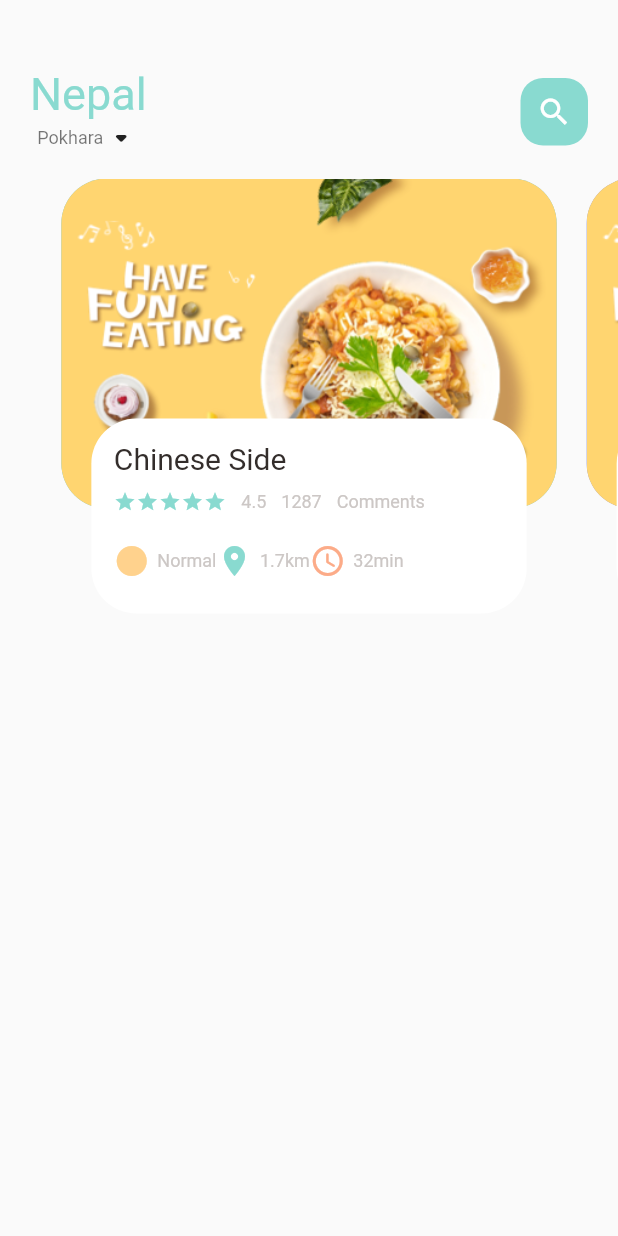
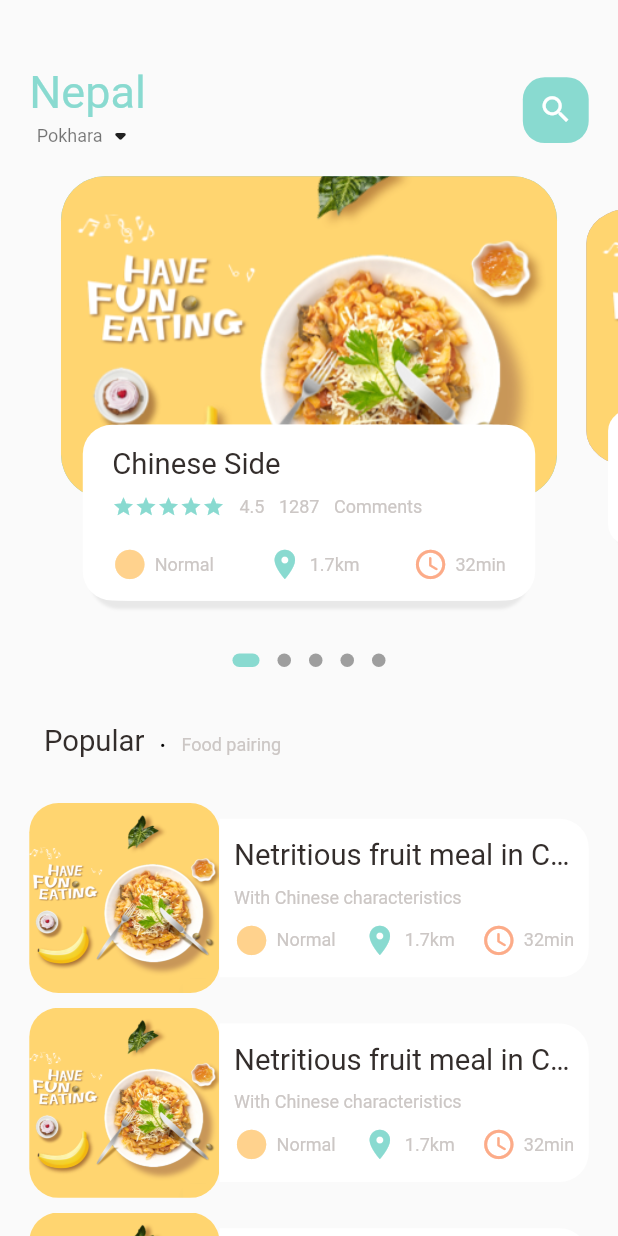
Before and after one commit to Amrit321/food_delivery_app, a Flutter app: the screen it shows after launch, on a phone screen of 412 x 824 dp. Run offline on Flutter 3.47's test engine with Material 2 defaults, Android fonts, the phone set to English and light mode, and no system bars; drawn by our look-alikes of dots_indicator; our stand-ins replace get.

Commit message:
completed food page body

```diff
--- a/lib/home/food_page_body.dart
+++ /dev/null
@@ -1,120 +0,0 @@
-
-import 'package:flutter/material.dart';
-import 'package:food_delivery/utils/colors.dart';
-import 'package:food_delivery/widgets/big_text.dart';
-import 'package:food_delivery/widgets/icon_and_text_widget.dart';
-import 'package:food_delivery/widgets/small_text.dart';
-
-class FoodPageBody extends StatefulWidget {
-  const FoodPageBody({ Key? key }) : super(key: key);
-
-  @override
-  State<FoodPageBody> createState() => _FoodPageBodyState();
-}
-
-class _FoodPageBodyState extends State<FoodPageBody> {
-  PageController pageController = PageController(viewportFraction: 0.85);
-  var _currentPageValue=0.0;
-
-  @override
-  void initState(){
-    super.initState();
-    pageController.addListener(() {
-     setState(() {
-        _currentPageValue = pageController.page!;
-     });
-    });
-  }
-
-
-
-  @override
-  Widget build(BuildContext context) {
-    return Container(
-
-      height: 320,
-       child: PageView.builder(
-         controller: pageController,
-         itemCount: 5,
-         itemBuilder: (context, position){
-        return _buildPageItem(position);
-       }),
-
-    );
-  }
-  Widget _buildPageItem(int index){
-    return Stack(
-      children: [
-        Container(
-      height: 220,
-      margin: EdgeInsets.only(left: 10, right: 10),
-      decoration: BoxDecoration(
-        borderRadius: BorderRadius.circular(30),
-        color: index.isEven?Color(0xFF69c5df):Color(0xFF9294cc),
-        image: DecorationImage(
-          fit: BoxFit.cover,
-          image: AssetImage(
-          "assets/image/food0.png"
-
-        ),
-        ),
-      ),
-
-    ),
-     Align(
-       alignment: Alignment.bottomCenter,
-       child: Container(
-        height: 130,
-        margin: EdgeInsets.only(left: 30, right: 30, bottom: 30),
-        decoration: BoxDecoration(
-          borderRadius: BorderRadius.circular(30),
-          color: Colors.white,
-
-        ),
-        child: Container(
-          padding: EdgeInsets.only(top: 15, left: 15, right: 15),
-          child: Column(
-          crossAxisAlignment: CrossAxisAlignment.start,
-            children: [
-              BigText(text: "Chinese Side"),
-              SizedBox(height: 10,),
-              Row(
-                children: [
-                  Wrap(
-                    children: List.generate(5, (index) => Icon(Icons.star, color:AppColors.mainColor, size: 15,)),
-                  ),
-                  SizedBox(width: 10,),
-                  SmallText(text: "4.5"),
-                  SizedBox(width: 10,),
-                  SmallText(text: "1287"),
-                  SizedBox(width: 10,),
-                  SmallText(text: "Comments")
-
-                ],
-              ),
-              SizedBox(height: 20,),
-              Row(
-                children: [
-                  IconAndTextWidget(icon: Icons.circle_sharp,
-                  text: "Normal",
-                  iconColor: AppColors.iconColor1),
-
-                   IconAndTextWidget(icon: Icons.location_on,
-                  text: "1.7km",
-                  iconColor: AppColors.mainColor),
-
-                   IconAndTextWidget(icon: Icons.access_time_rounded,
-                  text: "32min",
-                  iconColor: AppColors.iconColor2),
-                ],
-              ),
-            ],
-          ),
-        ),
-
-         ),
-     ),
-      ],
-    );
-  }
-}
--- a/lib/main.dart
+++ b/lib/main.dart
@@ -1,5 +1,8 @@
 import 'package:flutter/material.dart';
-import 'package:food_delivery/home/main_food_page.dart';
+
+import 'package:get/get.dart';
+
+import 'pages/home/main_food_page.dart';
 
 void main() {
   runApp(const MyApp());
@@ -11,7 +14,7 @@ class MyApp extends StatelessWidget {
   // This widget is the root of your application.
   @override
   Widget build(BuildContext context) {
-    return MaterialApp(
+    return GetMaterialApp(
       title: 'Flutter Demo',
       debugShowCheckedModeBanner: false,
       theme: ThemeData(
--- /dev/null
+++ b/lib/pages/home/food_page_body.dart
@@ -0,0 +1,306 @@
+import 'package:dots_indicator/dots_indicator.dart';
+import 'package:flutter/material.dart';
+import 'package:food_delivery/utils/colors.dart';
+import 'package:food_delivery/utils/dimensions.dart';
+import 'package:food_delivery/widgets/big_text.dart';
+import 'package:food_delivery/widgets/icon_and_text_widget.dart';
+import 'package:food_delivery/widgets/small_text.dart';
+
+class FoodPageBody extends StatefulWidget {
+  const FoodPageBody({Key? key}) : super(key: key);
+
+  @override
+  State<FoodPageBody> createState() => _FoodPageBodyState();
+}
+
+class _FoodPageBodyState extends State<FoodPageBody> {
+  PageController pageController = PageController(viewportFraction: 0.85);
+  var _currPageValue = 0.0;
+  double _scaleFactor = 0.8;
+  double _height = Dimensions.pageViewContainer;
+
+  @override
+  void initState() {
+    super.initState();
+    pageController.addListener(() {
+      setState(() {
+        _currPageValue = pageController.page!;
+      });
+    });
+  }
+
+  @override
+  void dispose() {
+    pageController.dispose();
+  }
+
+  @override
+  Widget build(BuildContext context) {
+    return Column(
+      children: [
+        // slider section
+        Container(
+          height: Dimensions.pageView,
+          child: PageView.builder(
+              controller: pageController,
+              itemCount: 5,
+              itemBuilder: (context, position) {
+                return _buildPageItem(position);
+              }),
+        ),
+        // dots
+        new DotsIndicator(
+          dotsCount: 5,
+          position: _currPageValue,
+          decorator: DotsDecorator(
+            activeColor: AppColors.mainColor,
+            size: const Size.square(9.0),
+            activeSize: const Size(18.0, 9.0),
+            activeShape: RoundedRectangleBorder(
+                borderRadius: BorderRadius.circular(5.0)),
+          ),
+        ),
+        // popular text
+        SizedBox(
+          height: Dimensions.height30,
+        ),
+        Container(
+          margin: EdgeInsets.only(left: Dimensions.width30),
+          child: Row(
+            crossAxisAlignment: CrossAxisAlignment.end,
+            children: [
+              BigText(text: "Popular"),
+              SizedBox(
+                width: Dimensions.width10,
+              ),
+              Container(
+                margin: const EdgeInsets.only(bottom: 3),
+                child: BigText(
+                  text: ".",
+                  color: Colors.black,
+                ),
+              ),
+              SizedBox(
+                width: Dimensions.width10,
+              ),
+              Container(
+                margin: EdgeInsets.only(bottom: 2),
+                child: SmallText(text: "Food pairing"),
+              ),
+            ],
+          ),
+        ),
+        SizedBox(height: Dimensions.height30,),
+        // list of food and images
+        ListView.builder(
+            physics: NeverScrollableScrollPhysics(),
+            shrinkWrap: true,
+            itemCount: 10,
+            itemBuilder: (context, index) {
+              return Container(
+                margin: EdgeInsets.only(
+                    left: Dimensions.width20,
+                    right: Dimensions.width20,
+                    bottom: Dimensions.height10),
+                child: Row(
+                  children: [
+                    //image section
+                    Container(
+                      width: Dimensions.listViewImgSize,
+                      height: Dimensions.listViewImgSize,
+                      decoration: BoxDecoration(
+                          borderRadius:
+                              BorderRadius.circular(Dimensions.radius20),
+                          color: Colors.white38,
+                          image: DecorationImage(
+                              fit: BoxFit.cover,
+                              image: AssetImage("assets/image/food0.png"))),
+                    ),
+                    //text container
+                    Expanded(
+                      child: Container(
+                        height: Dimensions.listViewTextConstSize,
+                        decoration: BoxDecoration(
+                          borderRadius: BorderRadius.only(
+                              topRight: Radius.circular(Dimensions.radius20),
+                              bottomRight:
+                                  Radius.circular(Dimensions.radius20)),
+                          color: Colors.white,
+                        ),
+                        child: Padding(
+                          padding: EdgeInsets.only(
+                              left: Dimensions.width10,
+                              right: Dimensions.width10),
+                          child: Column(
+                            crossAxisAlignment: CrossAxisAlignment.start,
+                            mainAxisAlignment: MainAxisAlignment.center,
+                            children: [
+                              BigText(text: "Netritious fruit meal in China"),
+                              SizedBox(
+                                height: Dimensions.height10,
+                              ),
+                              SmallText(text: "With Chinese characteristics"),
+                              SizedBox(
+                                height: Dimensions.height10,
+                              ),
+                              Row(
+                                mainAxisAlignment:
+                                    MainAxisAlignment.spaceBetween,
+                                children: [
+                                  IconAndTextWidget(
+                                      icon: Icons.circle_sharp,
+                                      text: "Normal",
+                                      iconColor: AppColors.iconColor1),
+                                  IconAndTextWidget(
+                                      icon: Icons.location_on,
+                                      text: "1.7km",
+                                      iconColor: AppColors.mainColor),
+                                  IconAndTextWidget(
+                                      icon: Icons.access_time_rounded,
+                                      text: "32min",
+                                      iconColor: AppColors.iconColor2),
+                                ],
+                              ),
+                            ],
+                          ),
+                        ),
+                      ),
+                    ),
+                  ],
+                ),
+              );
+            }),
+      ],
+    );
+  }
+
+  Widget _buildPageItem(int index) {
+    Matrix4 matrix = new Matrix4.identity();
+    if (index == _currPageValue.floor()) {
+      var currScale = 1 - (_currPageValue - index) * (1 - _scaleFactor);
+      var currTrans = _height * (1 - currScale) / 2;
+      matrix = Matrix4.diagonal3Values(1, currScale, 1)
+        ..setTranslationRaw(0, currTrans, 0);
+    } else if (index == _currPageValue.floor() + 1) {
+      var currScale =
+          _scaleFactor + (_currPageValue - index + 1) * (1 - _scaleFactor);
+      var currTrans = _height * (1 - currScale) / 2;
+      matrix = Matrix4.diagonal3Values(1, currScale, 1);
+      matrix = Matrix4.diagonal3Values(1, currScale, 1)
+        ..setTranslationRaw(0, currTrans, 0);
+    } else if (index == _currPageValue.floor() - 1) {
+      var currScale = 1 - (_currPageValue - index) * (1 - _scaleFactor);
+      var currTrans = _height * (1 - currScale) / 2;
+      matrix = Matrix4.diagonal3Values(1, currScale, 1);
+      matrix = Matrix4.diagonal3Values(1, currScale, 1)
+        ..setTranslationRaw(0, currTrans, 0);
+    } else {
+      var currScale = 0.8;
+      matrix = Matrix4.diagonal3Values(1, currScale, 1)
+        ..setTranslationRaw(0, _height * (1 - _scaleFactor) / 2, 1);
+    }
+
+    return Transform(
+      transform: matrix,
+      child: Stack(
+        children: [
+          Container(
+            height: Dimensions.pageViewContainer,
+            margin: EdgeInsets.only(
+                left: Dimensions.width10, right: Dimensions.width10),
+            decoration: BoxDecoration(
+              borderRadius: BorderRadius.circular(Dimensions.radius30),
+              color: index.isEven ? Color(0xFF69c5df) : Color(0xFF9294cc),
+              image: DecorationImage(
+                fit: BoxFit.cover,
+                image: AssetImage("assets/image/food0.png"),
+              ),
+            ),
+          ),
+          Align(
+            alignment: Alignment.bottomCenter,
+            child: Container(
+              height: Dimensions.pageViewTextContainer,
+              margin: EdgeInsets.only(
+                  left: Dimensions.width30,
+                  right: Dimensions.width30,
+                  bottom: Dimensions.height30),
+              decoration: BoxDecoration(
+                borderRadius: BorderRadius.circular(Dimensions.radius20),
+                color: Colors.white,
+                boxShadow: [
+                  BoxShadow(
+                      color: Color(0xFFe8e8e8),
+                      blurRadius: 1.0,
+                      offset: Offset(0, 5)),
+                  BoxShadow(color: Colors.white, offset: Offset(-5, 0)),
+                  BoxShadow(color: Colors.white, offset: Offset(5, 0)),
+                ],
+              ),
+              child: Container(
+                padding: EdgeInsets.only(
+                    top: Dimensions.height15,
+                    left: Dimensions.height15,
+                    right: Dimensions.height15),
+                child: Column(
+                  crossAxisAlignment: CrossAxisAlignment.start,
+                  children: [
+                    BigText(text: "Chinese Side"),
+                    SizedBox(
+                      height: Dimensions.height10,
+                    ),
+                    Row(
+                      children: [
+                        Wrap(
+                          children: List.generate(
+                              5,
+                              (index) => Icon(
+                                    Icons.star,
+                                    color: AppColors.mainColor,
+                                    size: 15,
+                                  )),
+                        ),
+                        SizedBox(
+                          width: Dimensions.width10,
+                        ),
+                        SmallText(text: "4.5"),
+                        SizedBox(
+                          width: Dimensions.width10,
+                        ),
+                        SmallText(text: "1287"),
+                        SizedBox(
+                          width: Dimensions.width10,
+                        ),
+                        SmallText(text: "Comments")
+                      ],
+                    ),
+                    SizedBox(
+                      height: Dimensions.height20,
+                    ),
+                    Row(
+                      mainAxisAlignment: MainAxisAlignment.spaceBetween,
+                      children: [
+                        IconAndTextWidget(
+                            icon: Icons.circle_sharp,
+                            text: "Normal",
+                            iconColor: AppColors.iconColor1),
+                        IconAndTextWidget(
+                            icon: Icons.location_on,
+                            text: "1.7km",
+                            iconColor: AppColors.mainColor),
+                        IconAndTextWidget(
+                            icon: Icons.access_time_rounded,
+                            text: "32min",
+                            iconColor: AppColors.iconColor2),
+                      ],
+                    ),
+                  ],
+                ),
+              ),
+            ),
+          ),
+        ],
+      ),
+    );
+  }
+}
--- a/lib/home/main_food_page.dart
+++ b/lib/pages/home/main_food_page.dart
@@ -1,9 +1,14 @@
 import 'package:flutter/material.dart';
-import 'package:food_delivery/home/food_page_body.dart';
+import 'package:food_delivery/pages/home/food_page_body.dart';
+
+import 'package:food_delivery/utils/colors.dart';
+import 'package:food_delivery/utils/dimensions.dart';
 import 'package:food_delivery/widgets/big_text.dart';
 import 'package:food_delivery/widgets/small_text.dart';
 
-import '../utils/colors.dart';
+
+
+
 
 class MainFoodPage extends StatefulWidget {
   const MainFoodPage({ Key? key }) : super(key: key);
@@ -18,9 +23,10 @@ class _MainFoodPageState extends State<MainFoodPage> {
     return Scaffold(
       body: Column(
         children: [
+          //showing the header
           Container(
-            margin: EdgeInsets.only(top: 45, bottom: 15),
-            padding: EdgeInsets.only(left: 20, right: 20 ),
+            margin: EdgeInsets.only(top: Dimensions.height45, bottom: Dimensions.height15),
+            padding: EdgeInsets.only(left: Dimensions.width20, right: Dimensions.width20 ),
          child: Row(
            mainAxisAlignment: MainAxisAlignment.spaceBetween,
            children: [
@@ -37,11 +43,11 @@ class _MainFoodPageState extends State<MainFoodPage> {
              ),
              Center(
                child: Container(
-                 width: 45,
-                 height: 45,
-                 child: Icon(Icons.search, color: Colors.white,),
+                 width: Dimensions.height45,
+                 height: Dimensions.height45,
+                 child: Icon(Icons.search, color: Colors.white, size: Dimensions.iconSize24),
                  decoration: BoxDecoration(
-                   borderRadius: BorderRadius.circular(15),
+                   borderRadius: BorderRadius.circular(Dimensions.radius15),
                    color: AppColors.mainColor,//colors are predefined inside class need to call the class
                  ),
                ),
@@ -49,7 +55,10 @@ class _MainFoodPageState extends State<MainFoodPage> {
            ],
          ),
       ),
-      FoodPageBody(),
+      //showing the body
+      Expanded(child: SingleChildScrollView(
+        child:   FoodPageBody(),
+      ))
 
         ],
       ),
--- /dev/null
+++ b/lib/utils/dimensions.dart
@@ -0,0 +1,41 @@
+import 'package:get/get.dart';
+class Dimensions{
+static double screenHeight = Get.context!.height;
+static double screenWidth = Get.context!.width;
+
+static double pageView=screenHeight/2.64;
+static double pageViewContainer=screenHeight/3.84;
+static double pageViewTextContainer=screenHeight/7.03;
+//dynamic height padding and margin
+static double height10=screenHeight/84.4;
+static double height15=screenHeight/56.27;
+static double height20=screenHeight/42.2;
+static double height30=screenHeight/28.13;
+static double height45=screenHeight/18.76;
+
+//dynamic width padding and margin
+static double width5=screenHeight/168.8;
+static double width10=screenHeight/84.4;
+static double width15=screenHeight/56.27;
+static double width20=screenHeight/42.2;
+static double width30=screenHeight/28.13;
+
+
+static double font20 = screenHeight/42.2;
+
+//radius
+static double radius15 = screenHeight/56.27;
+static double radius20 = screenHeight/42.2;
+static double radius30 = screenHeight/28.13;
+
+//icon Size
+static double iconSize15 = screenHeight/52.17;
+static double iconSize24 = screenHeight/35.17;
+
+//list view size
+static double listViewImgSize = screenWidth/3.25;
+static double listViewTextConstSize = screenWidth/3.9;
+
+
+
+}
--- a/lib/widgets/big_text.dart
+++ b/lib/widgets/big_text.dart
@@ -1,6 +1,6 @@
-import 'dart:ui';
 
 import 'package:flutter/cupertino.dart';
+import 'package:food_delivery/utils/dimensions.dart';
 
 class BigText extends StatelessWidget {
   final Color? color;
@@ -9,7 +9,7 @@ class BigText extends StatelessWidget {
   TextOverflow overflow;
   BigText({ Key? key, this.color=const Color(0xFF332d2b),
    required this.text,
-   this.size=20,
+   this.size=0,
    this.overflow=TextOverflow.ellipsis
 
    }) : super(key: key);
@@ -23,7 +23,7 @@ class BigText extends StatelessWidget {
         style: TextStyle(
           fontFamily: 'Roboto',
           color: color,
-          fontSize: size,
+          fontSize: size==0?Dimensions.font20:size,
           fontWeight: FontWeight.w400
         ),
 
--- a/lib/widgets/icon_and_text_widget.dart
+++ b/lib/widgets/icon_and_text_widget.dart
@@ -1,4 +1,5 @@
 import 'package:flutter/cupertino.dart';
+import 'package:food_delivery/utils/dimensions.dart';
 import 'package:food_delivery/widgets/small_text.dart';
 
 class IconAndTextWidget extends StatelessWidget {
@@ -16,8 +17,8 @@ class IconAndTextWidget extends StatelessWidget {
   Widget build(BuildContext context) {
     return Row(
       children: [
-        Icon(icon, color: iconColor,),
-        SizedBox(width: 5,),
+        Icon(icon, color: iconColor, size: Dimensions.iconSize24,),
+        SizedBox(width: Dimensions.width5,),
         SmallText(text: text,),
 
       ],
--- a/pubspec.yaml
+++ b/pubspec.yaml
@@ -30,6 +30,7 @@ dependencies:
   flutter:
     sdk: flutter
   get: ^4.1.4
+  dots_indicator: ^2.1.0
 
 
   # The following adds the Cupertino Icons font to your application.
```
Also changed, not shown: pubspec.lock.
